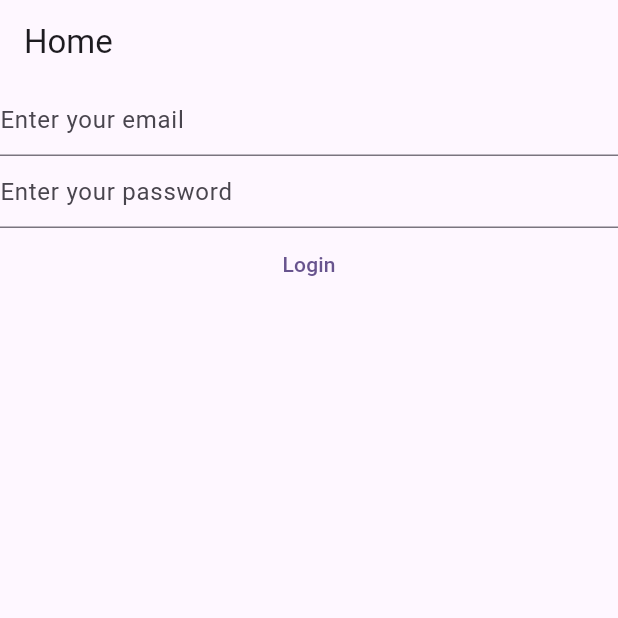
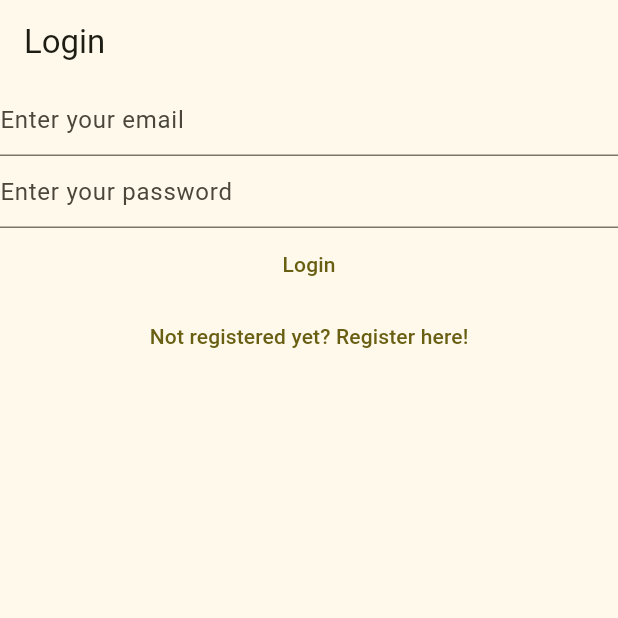
Before and after one commit to MacmillanMatlaila/mynotes, a Flutter app: the screen it shows after launch, on a phone screen of 412 x 824 dp, the top half of it. Run offline on Flutter 3.47's test engine with Material 3 defaults, Android fonts, the phone set to English and light mode, and no system bars; our stand-ins replace firebase_auth, firebase_core; accounts and stored records are empty.

Commit message:
push named routes between login view and register view, keep in mind why you have to return a Scaffold and not a  column

```diff
--- a/lib/main.dart
+++ b/lib/main.dart
@@ -3,6 +3,8 @@ import 'package:firebase_core/firebase_core.dart';
 import 'package:flutter/material.dart';
 import 'package:mynotes/firebase_options.dart';
 import 'package:mynotes/views/login_view.dart';
+import 'package:mynotes/views/register_view.dart';
+import 'package:mynotes/views/verify_email_view.dart';
 
 void main() {
   WidgetsFlutterBinding.ensureInitialized();
@@ -10,9 +12,13 @@ void main() {
     MaterialApp(
       title: 'MyNotes',
       theme: ThemeData(
-        colorScheme: ColorScheme.fromSeed(seedColor: Colors.deepPurple),
+        colorScheme: ColorScheme.fromSeed(seedColor: Colors.yellow),
       ),
       home: const HomePage(),
+      routes: {
+        '/login/': (context) => LoginView(),
+        '/register/': (context) => RegisterView(),
+      },
     ),
   );
 }
@@ -24,51 +30,28 @@ class HomePage extends StatelessWidget {
 
   @override
   Widget build(BuildContext context) {
-    return Scaffold(
-      appBar: AppBar(title: const Text('Home')),
-      body: FutureBuilder(
+    return FutureBuilder(
       future: Firebase.initializeApp(
         options: DefaultFirebaseOptions.currentPlatform,
       ),
       builder: (context, snapshot) {
         switch (snapshot.connectionState) {
           case ConnectionState.done:
-              // final user = FirebaseAuth.instance.currentUser;
-              // if (user?.emailVerified ?? false) {return const Text('Done');
-              // } else {
-              //   return const VerifyEmailView();
-              // }
+            final user = FirebaseAuth.instance.currentUser;
+            if (user != null) {
+              if (user.emailVerified) {
+                print('Your email is verified!');
+              } else {
+                return const VerifyEmailView();
+              }
+            } else {
               return const LoginView();
+            }
+            return const Text('Done');
           default:
-              return const Text('Loading');
+            return const CircularProgressIndicator();
         }
       },
-      ),
     );
   }
 }
-
-class VerifyEmailView extends StatefulWidget {
-  const VerifyEmailView({super.key});
-
-  @override
-  State<VerifyEmailView> createState() => _VerifyEmailViewState();
-}
-
-class _VerifyEmailViewState extends State<VerifyEmailView> {
-  @override
-  Widget build(BuildContext context) {
-    return Column(
-      children: [
-        Text('Please verify your Email address'),
-        TextButton(
-          onPressed: () async {
-            final user = FirebaseAuth.instance.currentUser;
-            user?.sendEmailVerification();
-          },
-          child: const Text('Send email verification'),
-        ),
-      ],
-    );
-  }
-}
--- a/lib/views/login_view.dart
+++ b/lib/views/login_view.dart
@@ -28,7 +28,9 @@ class _LoginViewState extends State<LoginView> {
 
   @override
   Widget build(BuildContext context) {
-    return Column(
+    return Scaffold(
+      appBar: AppBar(title: const Text('Login')),
+      body: Column(
         children: [
           TextField(
             controller: _email,
@@ -53,7 +55,10 @@ class _LoginViewState extends State<LoginView> {
 
               try {
                 final userCredential = await FirebaseAuth.instance
-                  .signInWithEmailAndPassword(email: email, password: password);
+                    .signInWithEmailAndPassword(
+                      email: email,
+                      password: password,
+                    );
                 print(userCredential);
               } on FirebaseAuthException catch (e) {
                 if (e.code == 'user-not-found') {
@@ -68,7 +73,16 @@ class _LoginViewState extends State<LoginView> {
             },
             child: const Text('Login'),
           ),
+          TextButton(
+            onPressed: () {
+              Navigator.of(
+                context,
+              ).pushNamedAndRemoveUntil('/register/', (route) => false);
+            },
+            child: const Text('Not registered yet? Register here!'),
+          ),
         ],
+      ),
     );
   }
 }
--- a/lib/views/register_view.dart
+++ b/lib/views/register_view.dart
@@ -28,7 +28,9 @@ class _RegisterViewState extends State<RegisterView> {
 
   @override
   Widget build(BuildContext context) {
-    return Column(
+    return Scaffold(
+      appBar: AppBar(title: const Text('Register')),
+      body: Column(
         children: [
           TextField(
             controller: _email,
@@ -71,7 +73,16 @@ class _RegisterViewState extends State<RegisterView> {
             },
             child: const Text('Register'),
           ),
+          TextButton(
+            onPressed: () {
+              Navigator.of(
+                context,
+              ).pushNamedAndRemoveUntil('/login/', (route) => false);
+            },
+            child: const Text('Already registered? Login in here.'),
+          ),
         ],
+      ),
     );
   }
 }
```
Also changed, not shown: lib/views/verify_email_view.dart (added, +30 -0 lines). Lines whose indentation alone changed are shown as unchanged.
